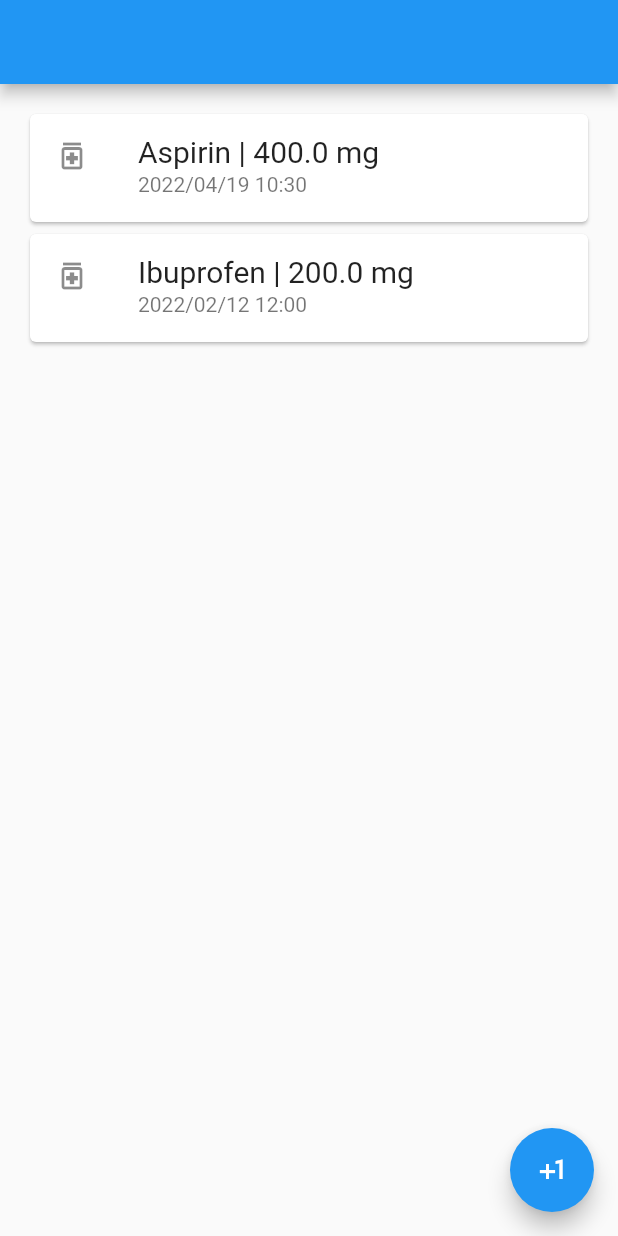
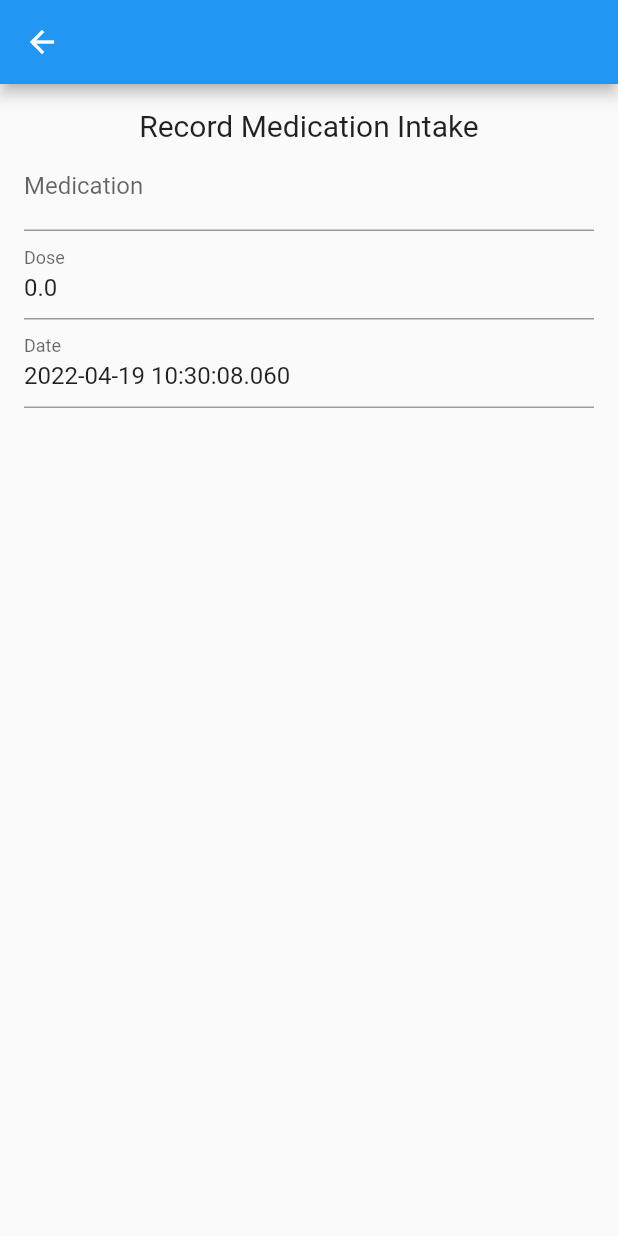
Before and after one commit to borohhov/mainor2022springApp, a Flutter app: the screen it shows after launch, after a tap on the "plus one" icon, on a phone screen of 412 x 824 dp. Run offline on Flutter 3.47's test engine with Material 2 defaults, Android fonts, the phone set to English and light mode, and no system bars.

Commit message:
Added input form and routes

```diff
--- a/lib/main.dart
+++ b/lib/main.dart
@@ -1,4 +1,5 @@
 import 'package:flutter/material.dart';
+import 'package:simple_meds/screens/medication_input_screen.dart';
 import 'package:simple_meds/screens/medications_list_screen.dart';
 
 void main() {
@@ -12,10 +13,14 @@ class MyApp extends StatelessWidget {
   Widget build(BuildContext context) {
     return MaterialApp(
       title: 'Flutter Demo',
+      initialRoute: '/',
+      routes: {
+        '/': (context) => MedicationsListScreen(),
+        '/medication_input_screen': (context) => const MedicationInputScreen(),
+      },
       theme: ThemeData(
         primarySwatch: Colors.blue,
       ),
-      home: MedicationsListScreen(),
     );
   }
 }
--- /dev/null
+++ b/lib/screens/medication_input_screen.dart
@@ -0,0 +1,14 @@
+import 'package:flutter/material.dart';
+import 'package:simple_meds/widgets/medication_input_form.dart';
+
+class MedicationInputScreen extends StatelessWidget {
+  const MedicationInputScreen({Key? key}) : super(key: key);
+
+  @override
+  Widget build(BuildContext context) {
+    return Scaffold(
+      appBar: AppBar(),
+      body: MedicationInputForm(),
+    );
+  }
+}
--- a/lib/screens/medications_list_screen.dart
+++ b/lib/screens/medications_list_screen.dart
@@ -9,7 +9,9 @@ class MedicationsListScreen extends StatelessWidget {
       body: MedicationsListWidget(),
       floatingActionButton: FloatingActionButton(
         child: Icon(Icons.plus_one),
-        onPressed: () {},
+        onPressed: () {
+          Navigator.pushNamed(context, '/medication_input_screen');
+        },
       ),
     );
   }
--- /dev/null
+++ b/lib/widgets/medication_input_form.dart
@@ -0,0 +1,54 @@
+import 'package:flutter/cupertino.dart';
+import 'package:flutter/material.dart';
+import 'package:simple_meds/models/intake.dart';
+import 'package:simple_meds/models/medication.dart';
+
+class MedicationInputForm extends StatefulWidget {
+  const MedicationInputForm({Key? key}) : super(key: key);
+
+  @override
+  State<MedicationInputForm> createState() => _MedicationInputFormState();
+}
+
+class _MedicationInputFormState extends State<MedicationInputForm> {
+  late Intake _intake;
+  TextEditingController medController = TextEditingController();
+  TextEditingController doseController = TextEditingController();
+  TextEditingController dateController = TextEditingController();
+
+  @override
+  void initState() {
+    _intake = Intake(Medication("", 0), DateTime.now());
+    medController.text = _intake.med.title;
+    doseController.text = _intake.med.dosage.toString();
+    dateController.text = _intake.dateTime.toString();
+    super.initState();
+  }
+
+  @override
+  Widget build(BuildContext context) {
+    return Padding(
+      padding: const EdgeInsets.all(16.0),
+      child: Column(
+        children: [
+          Text(
+            "Record Medication Intake",
+            style: TextStyle(fontSize: 20),
+          ),
+          TextField(
+            decoration: InputDecoration(labelText: "Medication"),
+            controller: medController,
+          ),
+          TextField(
+            decoration: InputDecoration(labelText: "Dose"),
+            controller: doseController,
+          ),
+          TextField(
+            decoration: InputDecoration(labelText: "Date"),
+            controller: dateController,
+          ),
+        ],
+      ),
+    );
+  }
+}
--- a/lib/widgets/meds_list.dart
+++ b/lib/widgets/meds_list.dart
@@ -7,6 +7,7 @@ import 'package:simple_meds/utils.dart';
 class MedicationsListWidget extends StatelessWidget {
   @override
   Widget build(BuildContext context) {
+    int test = 5;
     return Padding(
       padding: const EdgeInsets.all(16.0),
       child: Column(
```
Also changed, not shown: lib/screens/medication-input-screen.dart (deleted), lib/widgets/medication-input-form.dart (deleted).
